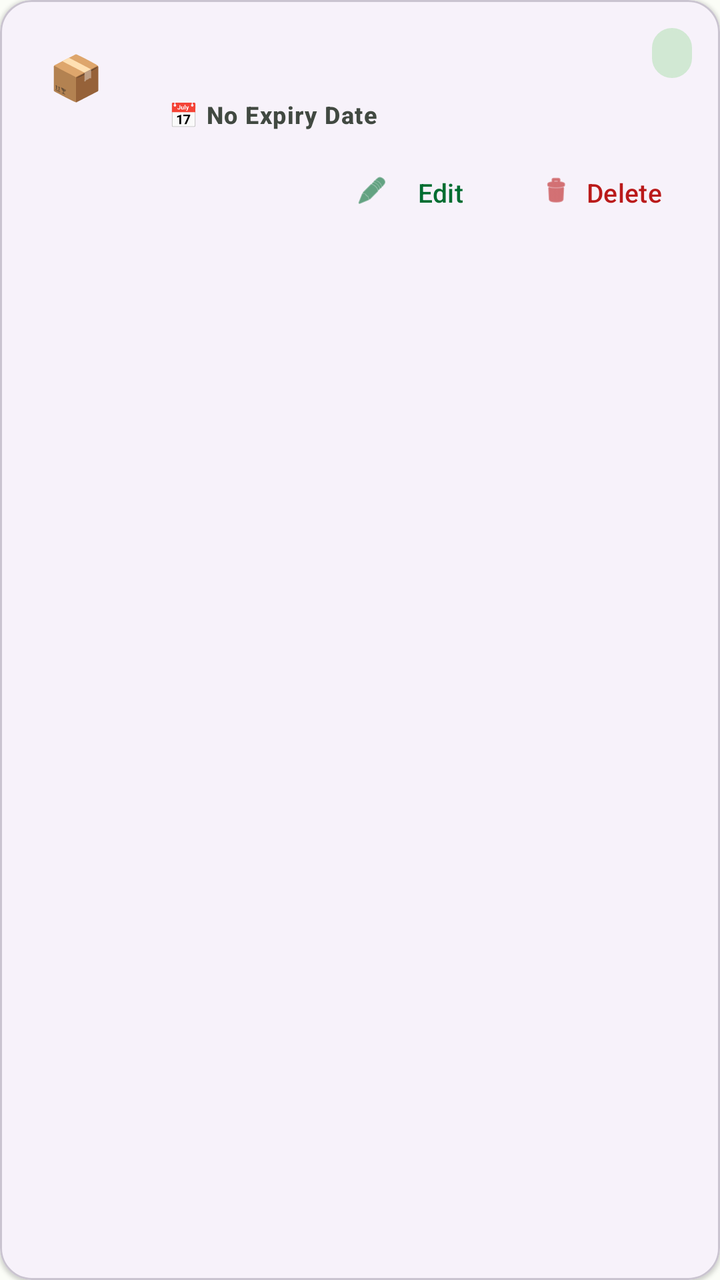
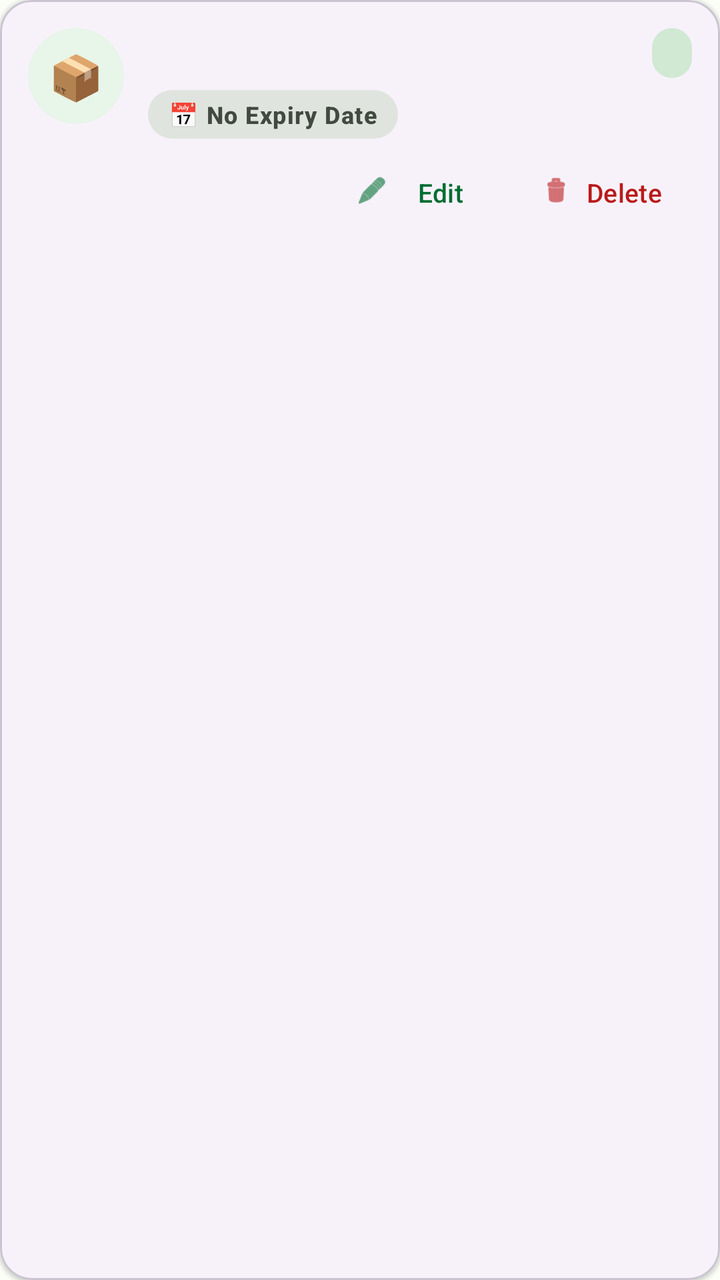

An Android layout rendered at two revisions. The XML below is the earlier revision; the diff shows what the commit changed to produce the second picture.
<!-- AndroidManifest.xml: application theme Theme.SmartPantry -->
<!-- res/layout/row_pantry_item.xml -->
<?xml version="1.0" encoding="utf-8"?>
<com.google.android.material.card.MaterialCardView xmlns:android="http://schemas.android.com/apk/res/android"
    xmlns:app="http://schemas.android.com/apk/res-auto"
    android:layout_width="match_parent"
    android:layout_height="wrap_content"
    android:layout_marginStart="16dp"
    android:layout_marginTop="6dp"
    android:layout_marginEnd="16dp"
    android:layout_marginBottom="6dp"
    app:cardCornerRadius="16dp"
    app:cardElevation="1dp"
    app:strokeColor="?attr/colorOutlineVariant"
    app:strokeWidth="1dp">

    <LinearLayout
        android:layout_width="match_parent"
        android:layout_height="wrap_content"
        android:orientation="horizontal"
        android:padding="14dp">

        
        <FrameLayout
            android:id="@+id/itemAvatarContainer"
            android:layout_width="48dp"
            android:layout_height="48dp"
            android:layout_gravity="top"
            android:background="@drawable/bg_avatar_circle">

            <TextView
                android:id="@+id/itemCategoryIcon"
                android:layout_width="wrap_content"
                android:layout_height="wrap_content"
                android:layout_gravity="center"
                android:text="📦"
                android:textSize="22sp" />
        </FrameLayout>

        
        <LinearLayout
            android:layout_width="0dp"
            android:layout_height="wrap_content"
            android:layout_marginStart="12dp"
            android:layout_weight="1"
            android:orientation="vertical">

            
            <LinearLayout
                android:layout_width="match_parent"
                android:layout_height="wrap_content"
                android:gravity="center_vertical"
                android:orientation="horizontal">

                <TextView
                    android:id="@+id/itemName"
                    android:layout_width="0dp"
                    android:layout_height="wrap_content"
                    android:layout_weight="1"
                    android:ellipsize="end"
                    android:maxLines="1"
                    android:textAppearance="?attr/textAppearanceTitleMedium"
                    android:textColor="?attr/colorOnSurface"
                    android:textStyle="bold" />

                <TextView
                    android:id="@+id/itemBadge"
                    android:layout_width="wrap_content"
                    android:layout_height="wrap_content"
                    android:layout_marginStart="8dp"
                    android:background="@drawable/bg_badge"
                    android:backgroundTint="?attr/colorSecondaryContainer"
                    android:paddingStart="10dp"
                    android:paddingTop="3dp"
                    android:paddingEnd="10dp"
                    android:paddingBottom="3dp"
                    android:textAppearance="?attr/textAppearanceLabelLarge"
                    android:textColor="?attr/colorOnSecondaryContainer"
                    android:textStyle="bold" />
            </LinearLayout>

            
            <LinearLayout
                android:layout_width="match_parent"
                android:layout_height="wrap_content"
                android:layout_marginTop="6dp"
                android:orientation="horizontal">

                <TextView
                    android:id="@+id/expiryBadge"
                    android:layout_width="wrap_content"
                    android:layout_height="wrap_content"
                    android:background="@drawable/bg_status_badge"
                    android:paddingStart="10dp"
                    android:paddingTop="4dp"
                    android:paddingEnd="10dp"
                    android:paddingBottom="4dp"
                    android:text="📅 No Expiry Date"
                    android:textAppearance="?attr/textAppearanceLabelMedium"
                    android:textColor="?attr/colorOnSurfaceVariant"
                    android:textStyle="bold" />
            </LinearLayout>

            
            <LinearLayout
                android:layout_width="match_parent"
                android:layout_height="wrap_content"
                android:layout_marginTop="8dp"
                android:gravity="end|center_vertical"
                android:orientation="horizontal">

                <com.google.android.material.button.MaterialButton
                    android:id="@+id/editButton"
                    style="@style/Widget.Material3.Button.TextButton"
                    android:layout_width="wrap_content"
                    android:layout_height="36dp"
                    android:minHeight="36dp"
                    android:paddingStart="10dp"
                    android:paddingEnd="10dp"
                    android:text="Edit"
                    android:textSize="13sp"
                    app:icon="@android:drawable/ic_menu_edit"
                    app:iconPadding="4dp"
                    app:iconSize="16dp" />

                <com.google.android.material.button.MaterialButton
                    android:id="@+id/deleteButton"
                    style="@style/Widget.Material3.Button.TextButton"
                    android:layout_width="wrap_content"
                    android:layout_height="36dp"
                    android:layout_marginStart="4dp"
                    android:minHeight="36dp"
                    android:paddingStart="10dp"
                    android:paddingEnd="10dp"
                    android:text="Delete"
                    android:textColor="?attr/colorError"
                    android:textSize="13sp"
                    app:icon="@android:drawable/ic_menu_delete"
                    app:iconPadding="4dp"
                    app:iconSize="16dp"
                    app:iconTint="?attr/colorError" />
            </LinearLayout>

        </LinearLayout>
    </LinearLayout>

</com.google.android.material.card.MaterialCardView>
<!-- resources referenced by this layout -->
<resources>
  <!-- drawable bg_badge (drawable) -->
  <?xml version="1.0" encoding="utf-8"?>
  <shape xmlns:android="http://schemas.android.com/apk/res/android"
      android:shape="rectangle">
      <solid android:color="@color/green_light" />
      <corners android:radius="16dp" />
      <stroke android:width="1dp" android:color="@color/green_primary" />
  </shape>
  <style name="Theme.SmartPantry" parent="Theme.Material3.DayNight.NoActionBar">
          <item name="colorPrimary">@color/primary</item>
          <item name="colorOnPrimary">@color/onPrimary</item>
          <item name="colorPrimaryContainer">@color/primaryContainer</item>
          <item name="colorOnPrimaryContainer">@color/onPrimaryContainer</item>
  
          <item name="colorSecondary">@color/secondary</item>
          <item name="colorOnSecondary">@color/onSecondary</item>
          <item name="colorSecondaryContainer">@color/secondaryContainer</item>
          <item name="colorOnSecondaryContainer">@color/onSecondaryContainer</item>
  
          <item name="colorSurface">@color/surface</item>
          <item name="colorOnSurface">@color/onSurface</item>
          <item name="colorSurfaceVariant">@color/surfaceVariant</item>
          <item name="colorOnSurfaceVariant">@color/onSurfaceVariant</item>
          <item name="colorOutline">@color/outline</item>
          <item name="colorError">@color/error</item>
          <item name="colorOnError">@color/onError</item>
  
          <item name="android:windowBackground">@color/surface</item>
          <item name="android:textColorPrimary">@color/onSurface</item>
  
          <item name="toolbarStyle">@style/Widget.Material3.Toolbar</item>
          <item name="materialCardViewStyle">@style/Widget.Material3.CardView.Elevated</item>
  
          
          <item name="android:textColorSecondary">@color/onSurfaceVariant</item>
          <item name="editTextColor">@color/onSurface</item>
          <item name="android:editTextColor">@color/onSurface</item>
      </style>
  <color name="green_light">#97F7AA</color>
  <color name="green_primary">#006D31</color>
  <color name="primary">#006D31</color>
  <color name="onPrimary">#FFFFFF</color>
  <color name="primaryContainer">#97F7AA</color>
  <color name="onPrimaryContainer">#00210A</color>
  <color name="secondary">#4F6352</color>
  <color name="onSecondary">#FFFFFF</color>
  <color name="secondaryContainer">#D1E8D3</color>
  <color name="onSecondaryContainer">#0C1F12</color>
  <color name="surface">#FBFDF7</color>
  <color name="onSurface">#191C1A</color>
  <color name="surfaceVariant">#DDE5DB</color>
  <color name="onSurfaceVariant">#414941</color>
  <color name="outline">#717971</color>
  <color name="error">#BA1A1A</color>
  <color name="onError">#FFFFFF</color>
</resources>

<!-- the commit's change to res/layout/row_pantry_item.xml (unified diff, before → after) -->
@@ -18,7 +18,6 @@
         android:orientation="horizontal"
         android:padding="14dp">
 
-        
         <FrameLayout
             android:id="@+id/itemAvatarContainer"
             android:layout_width="48dp"
@@ -35,7 +34,6 @@
                 android:textSize="22sp" />
         </FrameLayout>
 
-        
         <LinearLayout
             android:layout_width="0dp"
             android:layout_height="wrap_content"
@@ -43,7 +41,6 @@
             android:layout_weight="1"
             android:orientation="vertical">
 
-            
             <LinearLayout
                 android:layout_width="match_parent"
                 android:layout_height="wrap_content"
@@ -77,7 +74,6 @@
                     android:textStyle="bold" />
             </LinearLayout>
 
-            
             <LinearLayout
                 android:layout_width="match_parent"
                 android:layout_height="wrap_content"
@@ -99,7 +95,6 @@
                     android:textStyle="bold" />
             </LinearLayout>
 
-            
             <LinearLayout
                 android:layout_width="match_parent"
                 android:layout_height="wrap_content"
<!-- resource entries referenced after the edit -->
@@ -1,5 +1,11 @@
 <!-- resources referenced by this layout -->
 <resources>
+  <!-- drawable bg_avatar_circle (drawable) -->
+  <?xml version="1.0" encoding="utf-8"?>
+  <shape xmlns:android="http://schemas.android.com/apk/res/android"
+      android:shape="oval">
+      <solid android:color="#E8F5E9" />
+  </shape>
   <!-- drawable bg_badge (drawable) -->
   <?xml version="1.0" encoding="utf-8"?>
   <shape xmlns:android="http://schemas.android.com/apk/res/android"
@@ -7,6 +13,13 @@
       <solid android:color="@color/green_light" />
       <corners android:radius="16dp" />
       <stroke android:width="1dp" android:color="@color/green_primary" />
+  </shape>
+  <!-- drawable bg_status_badge (drawable) -->
+  <?xml version="1.0" encoding="utf-8"?>
+  <shape xmlns:android="http://schemas.android.com/apk/res/android"
+      android:shape="rectangle">
+      <corners android:radius="12dp" />
+      <solid android:color="#E0E4DE" />
   </shape>
   <style name="Theme.SmartPantry" parent="Theme.Material3.DayNight.NoActionBar">
           <item name="colorPrimary">@color/primary</item>
